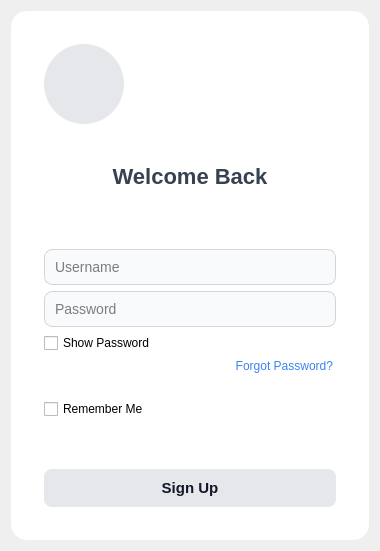
Above: Client/loginform.ui from lgy987/IntelliMed before the change. Below: the same form after it.
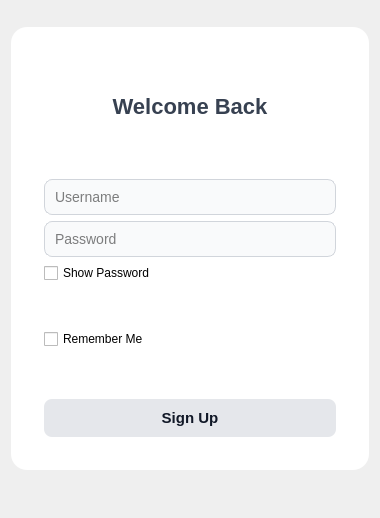
That is the form after the change.

Patch:
```diff
--- a/Client/loginform.ui
+++ b/Client/loginform.ui
@@ -7,7 +7,7 @@
     <x>0</x>
     <y>0</y>
     <width>380</width>
-    <height>500</height>
+    <height>518</height>
    </rect>
   </property>
   <property name="windowTitle">
@@ -87,37 +87,7 @@
         }        
       </string>
      </property>
-
-     <layout class="QVBoxLayout" name="formLayout" stretch="0,0,0,0,0,0,0,0">
-
-      <!-- Avatar -->
-      <item>
-       <widget class="QLabel" name="avatarLabel">
-        <property name="minimumSize">
-         <size>
-          <width>80</width>
-          <height>80</height>
-         </size>
-        </property>
-        <property name="maximumSize">
-         <size>
-          <width>80</width>
-          <height>80</height>
-         </size>
-        </property>
-        <property name="alignment">
-         <set>Qt::AlignCenter</set>
-        </property>
-        <property name="styleSheet">
-         <string notr="true">
-            background: #e5e7eb;
-            border-radius: 40px;
-         </string>
-        </property>
-       </widget>
-      </item>
-
-      <!-- Title -->
+     <layout class="QVBoxLayout" name="formLayout" stretch="0,0,0,0,0,0,0,0,0">
       <item>
        <widget class="QLabel" name="titleLabel">
         <property name="styleSheet">
@@ -135,12 +105,6 @@
       <!-- WarningLabel -->
       <item>
        <widget class="QLabel" name="warningLabel">
-        <property name="text">
-         <string></string>
-        </property>
-        <property name="alignment">
-         <set>Qt::AlignLeft | Qt::AlignVCenter</set>
-        </property>
         <property name="styleSheet">
          <string notr="true">
             color: red;
@@ -184,22 +148,22 @@
 
       <!-- Forgot password -->
       <item>
-       <widget class="QLabel" name="forgotPasswordLabel">
-        <property name="text">
-         <string>Forgot Password?</string>
-        </property>
-        <property name="alignment">
-         <set>Qt::AlignRight</set>
-        </property>
+       <widget class="QLabel" name="emptyLabel">
         <property name="styleSheet">
-           <string notr="true">
+         <string notr="true">
             margin: 0px;
             margin-bottom: 20px;
             padding: 0px;
             color: #3b82f6;
             font-size: 12px;
            </string>
-          </property>
+        </property>
+        <property name="text">
+         <string/>
+        </property>
+        <property name="alignment">
+         <set>Qt::AlignmentFlag::AlignRight</set>
+        </property>
        </widget>
       </item>
 
```
Left out of the diff: 28 changed lines with no effect on the pictures.
